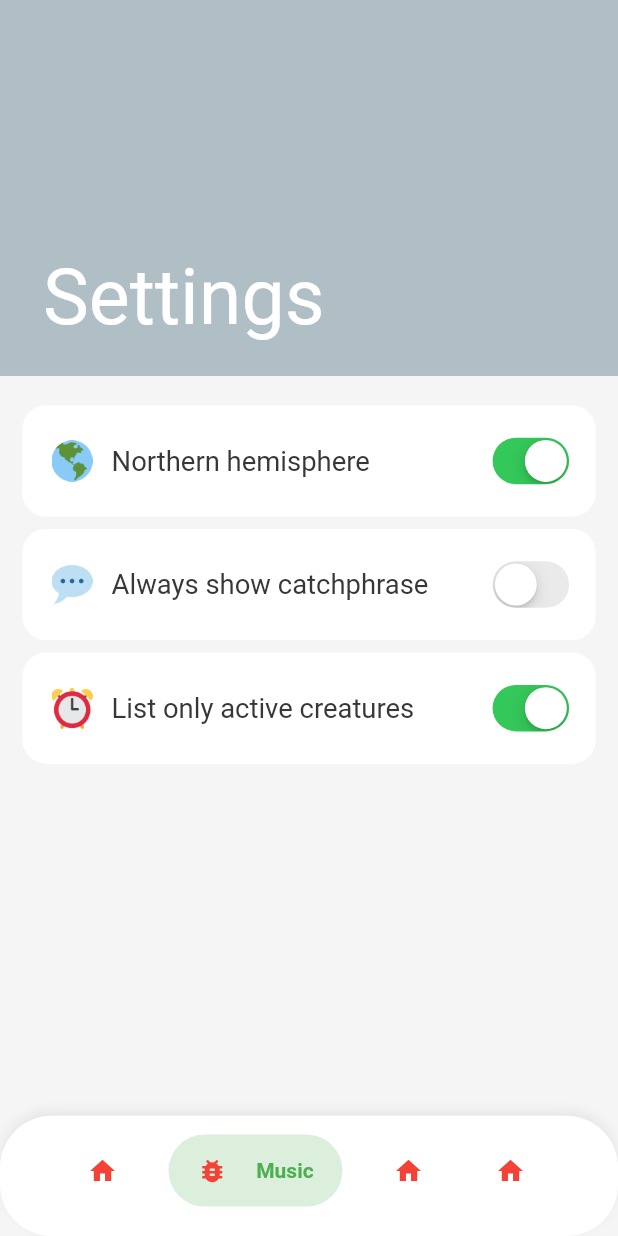
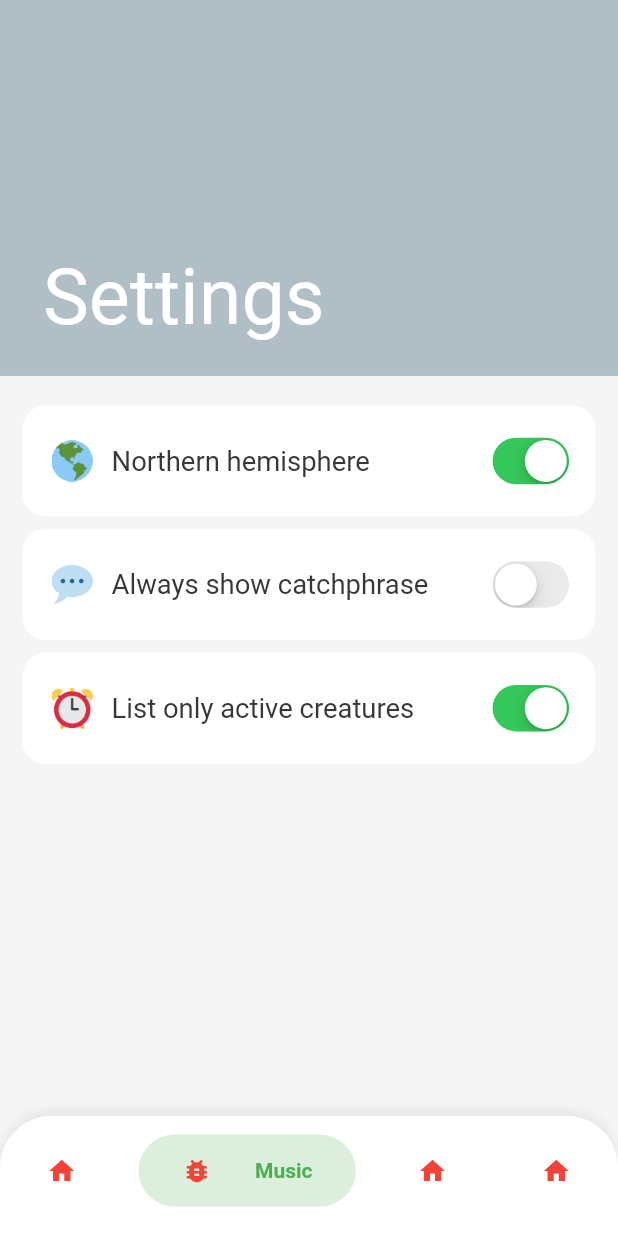
Before and after one commit to jameskokoska/AnimalCrossingNH-App, a Flutter app: the screen it shows after launch, item 2 of the bottom bar chosen, on a phone screen of 412 x 824 dp. Run offline on Flutter 3.47's test engine with Material 2 defaults, Android fonts, the phone set to English and light mode, and no system bars; drawn by our look-alikes of bubble_bottom_bar; our stand-ins replace cached_network_image, curved_navigation_bar, flutter_spinkit, shared_preferences, wave; missing offline and left inert: assorted_layout_widgets, flare_splash_screen; Roboto replaces fonts that are missing (ArialRoundedBold); project files that could hold a hidden picture were left out.

Commit message:
fixed formatting for bottom nav bar

```diff
--- a/animal_crossing_app/lib/fishPopup.dart
+++ b/animal_crossing_app/lib/fishPopup.dart
@@ -6,6 +6,8 @@ import 'fishList.dart';
 import 'package:intl/intl.dart';
 
 final bellsPrice = new NumberFormat("#,##0");
+bool currentCaught = false;
+
 
 Widget fishPopUp(double percentScale,bool caught,String name,String iconImage,String sell,String whereHow,String shadow,String nhJan,String nhFeb,String nhMar,String nhApr,String nhMay,String nhJun,String nhJul,String nhAug,String nhSep,String nhOct,String nhNov,String nhDec,String shJan,String shFeb,String shMar,String shApr,String shMay,String shJun,String shJul,String shAug,String shSep,String shOct,String shNov,String shDec,String catchphrase){
   return new StatefulBuilder(
@@ -198,12 +200,12 @@ Widget fishPopUp(double percentScale,bool caught,String name,String iconImage,St
                                   child: new Checkbox(
                                     activeColor: Color(0x0499F9A9),
                                     checkColor: Color(0xFFFFFFFF),
-                                    value: caught,
+                                    value: currentCaught,
                                     onChanged: (bool value) {
                                       setState(() {
                                         caught = value;
+                                        currentCaught = value;
                                         saveBool("fishCheckList"+name, false, caught);
-                                        callback();
                                         HapticFeedback.mediumImpact();
                                       });
                                     },
--- a/animal_crossing_app/lib/main.dart
+++ b/animal_crossing_app/lib/main.dart
@@ -184,7 +184,7 @@ class _MainPageState extends State<Main> {
             child: Container(
               height: 70*percentScale,
               decoration: new BoxDecoration(
-                borderRadius: BorderRadius.circular(30*percentScale),
+                borderRadius: BorderRadius.only(topRight:Radius.circular(30*percentScale),topLeft:Radius.circular(30*percentScale)),
                 color: darkModeColor(darkMode,Color(0xFFFFFFFF),Color(0xFF313131)),
                 boxShadow: [BoxShadow(
                   color: Color(0x10000000),
@@ -196,8 +196,7 @@ class _MainPageState extends State<Main> {
             )
           ),
           Container(
-            //not centerd properly oops
-            transform: Matrix4.translationValues(30*percentScale, -11*percentScale, 0),
+            transform: Matrix4.translationValues(0, -11*percentScale, 0),
             child: new Align(
               alignment: Alignment.bottomCenter,
               child: BubbleBottomBar(
@@ -206,7 +205,6 @@ class _MainPageState extends State<Main> {
                 onTap: selectedNavBar,
                 borderRadius: BorderRadius.vertical(top: Radius.circular(30*percentScale)),
                 elevation: 0,
-                fabLocation: BubbleBottomBarFabLocation.end,
                 hasNotch: false,
                 hasInk: true,
                 inkColor: Colors.blueGrey[50],
@@ -215,7 +213,7 @@ class _MainPageState extends State<Main> {
                     BubbleBottomBarItem(backgroundColor: Colors.red, icon: Icon(Icons.home,size:20,color:Theme.of(context).accentColor), activeIcon: Icon(Icons.home,size:20,color:Theme.of(context).accentColor), title: Text('Home')),
                     BubbleBottomBarItem(backgroundColor: Colors.green, icon: Icon(Icons.bug_report,size:20,color:Theme.of(context).accentColor), activeIcon: Icon(Icons.bug_report,size:20,color:Theme.of(context).accentColor), title: Text('Music')),
                     BubbleBottomBarItem(backgroundColor: Colors.yellow, icon: Icon(Icons.home,size:20,color:Theme.of(context).accentColor), activeIcon: Icon(Icons.home,size:20,color:Theme.of(context).accentColor), title: Text('Fish')),
-                    BubbleBottomBarItem(backgroundColor: Colors.blue, icon: Icon(Icons.home,size:20,color:Theme.of(context).accentColor), activeIcon: Icon(Icons.home,size:20,color:Theme.of(context).accentColor), title: Text('Bugs'))
+                    BubbleBottomBarItem(backgroundColor: Colors.blue, icon: Icon(Icons.home,size:20,color:Theme.of(context).accentColor), activeIcon: Icon(Icons.home,size:20,color:Theme.of(context).accentColor), title: Text('Bugs')),
                 ],
               ),
             )
--- a/animal_crossing_app/lib/settingList.dart
+++ b/animal_crossing_app/lib/settingList.dart
@@ -14,8 +14,6 @@ class SettingList extends StatefulWidget {
 
 
 class _SettingListPageState extends State<SettingList>{
-
-
 
   @override
   Widget build(BuildContext context){
```
Also changed, not shown: animal_crossing_app/lib/fishList.dart (+25 -27 lines).
